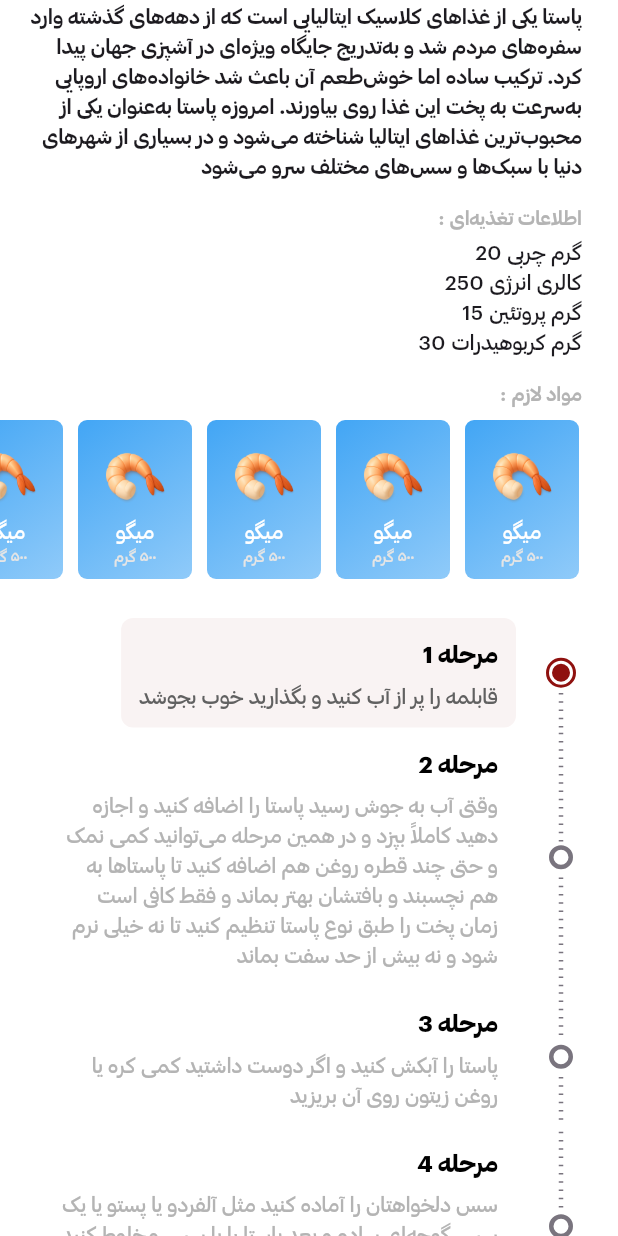
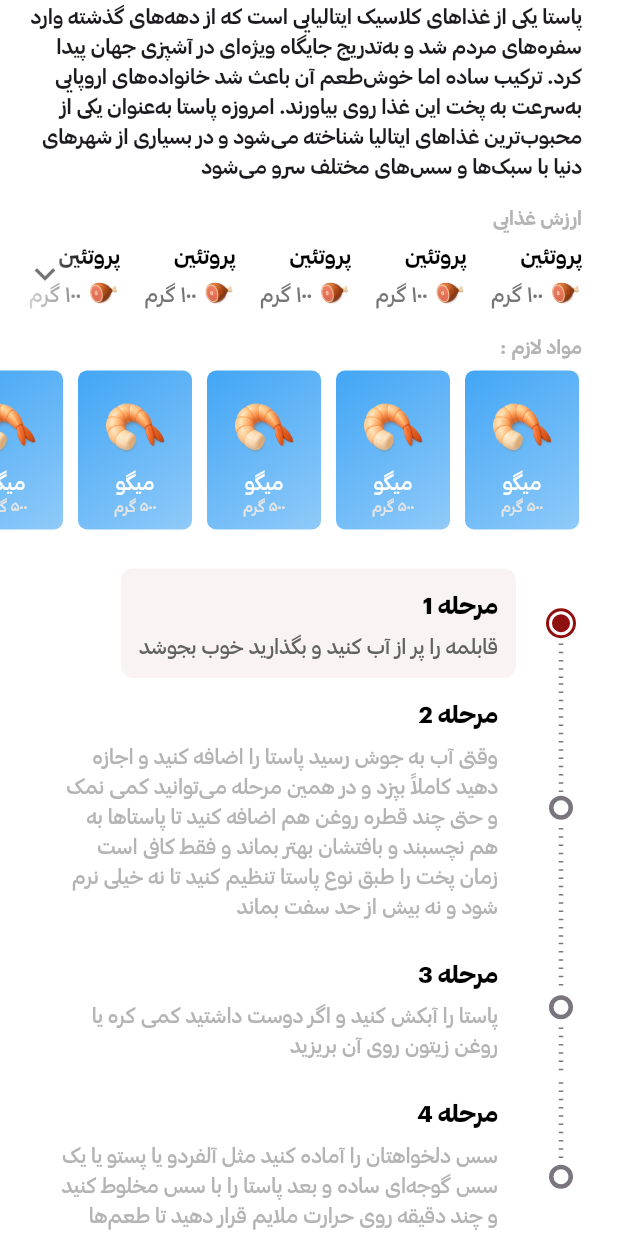
Before and after one commit to matinnajafi/mazeh_app, a Flutter app: the screen it shows after launch, scrolled down 343 dp, on a phone screen of 412 x 824 dp. Run offline on Flutter 3.47's test engine with Material 3 defaults, Android fonts, the phone set to English and light mode, and no system bars; our stand-ins replace carousel_slider, flutter_staggered_animations, fluttertoast, go_router, timelines_plus; missing offline and left inert: animated_analog_clock, fade_scroll_app_bar.

Commit message:
Fix nutritional value list layout

```diff
--- a/lib/features/recipe/presentation/screens/recipe_screen.dart
+++ b/lib/features/recipe/presentation/screens/recipe_screen.dart
@@ -99,35 +99,37 @@ class RecipeScreen extends StatelessWidget {
               ),
             ];
           },
-          body: const CustomScrollView(
+          body: CustomScrollView(
             slivers: [
-              SliverToBoxAdapter(
+              const SliverToBoxAdapter(
                 child: Padding(
-                  padding: EdgeInsets.only(right: 24, left: 12, bottom: 8),
+                  padding: EdgeInsets.only(right: 24, left: 12),
                   child: RecipeDescription(),
                 ),
               ),
+              const SliverPadding(padding: EdgeInsets.only(bottom: 16)),
               SliverToBoxAdapter(
                 child: Padding(
-                  padding: EdgeInsets.only(right: 24, top: 8, bottom: 2),
-                  child: RecipeNutritionTitle(),
+                  padding: EdgeInsets.only(right: 24, bottom: 4),
+                  child: const RecipeNutritionTitle(),
                 ),
               ),
+              const SliverToBoxAdapter(
+                child: Padding(
+                  padding: EdgeInsets.only(right: 24),
+                  child: NutritionExpandableList(),
+                ),
+              ),
+              const SliverPadding(padding: EdgeInsets.only(bottom: 16)),
               SliverToBoxAdapter(
                 child: Padding(
-                  padding: EdgeInsets.only(right: 24, left: 12, bottom: 8),
-                  child: RecipeNutritionInfo(),
+                  padding: EdgeInsets.only(right: 24, bottom: 4),
+                  child: const RecipeIngredientsTitle(),
                 ),
               ),
-              SliverToBoxAdapter(
-                child: Padding(
-                  padding: EdgeInsets.only(right: 24, top: 8, bottom: 6),
-                  child: RecipeIngredientsTitle(),
-                ),
-              ),
-              SliverToBoxAdapter(child: RecipeIngredientsList()),
-              SliverToBoxAdapter(child: InteractiveTimeline()),
-              SliverToBoxAdapter(
+              const SliverToBoxAdapter(child: RecipeIngredientsList()),
+              const SliverToBoxAdapter(child: InteractiveTimeline()),
+              const SliverToBoxAdapter(
                 child: Padding(
                   padding: EdgeInsets.only(
                     right: 24,
--- a/lib/features/recipe/presentation/widgets/recipe_nutrition.dart
+++ b/lib/features/recipe/presentation/widgets/recipe_nutrition.dart
@@ -1,35 +1,155 @@
 import 'package:flutter/material.dart';
 import 'package:mazeh_app/core/constants/app_color.dart';
 
-class RecipeNutritionInfo extends StatelessWidget {
-  const RecipeNutritionInfo({super.key});
+class NutritionExpandableList extends StatefulWidget {
+  const NutritionExpandableList({super.key});
+
+  @override
+  State<NutritionExpandableList> createState() =>
+      _NutritionExpandableListState();
+}
+
+class _NutritionExpandableListState extends State<NutritionExpandableList> {
+  bool isExpanded = false;
+
+  final items = List.generate(12, (i) => const NutritionItem());
+
+  static const double itemWidth = 65;
+  static const double itemSpacing = 12;
+
+  @override
+  Widget build(BuildContext context) {
+    return LayoutBuilder(
+      builder: (context, constraints) {
+        final double maxWidth = constraints.maxWidth;
+        final double fullItemWidth = itemWidth + itemSpacing;
+
+        final int itemsPerRow =
+            fullItemWidth == 0 ? items.length : maxWidth ~/ fullItemWidth;
+
+        final bool hasOverflow = itemsPerRow > 0 && items.length > itemsPerRow;
+
+        final collapsedItems =
+            hasOverflow ? items.take(itemsPerRow).toList() : items;
+
+        /// Safe row width (prevents negative values)
+        final double rowWidth =
+            collapsedItems.isEmpty
+                ? 0
+                : collapsedItems.length * itemWidth +
+                    (collapsedItems.length - 1) * itemSpacing;
+
+        return Stack(
+          children: [
+            AnimatedCrossFade(
+              duration: const Duration(milliseconds: 250),
+              crossFadeState:
+                  isExpanded
+                      ? CrossFadeState.showSecond
+                      : CrossFadeState.showFirst,
+
+              /// COLLAPSED → Row
+              firstChild: Row(
+                mainAxisAlignment: MainAxisAlignment.end,
+                crossAxisAlignment: CrossAxisAlignment.start,
+                children: [
+                  for (int i = 0; i < collapsedItems.length; i++) ...[
+                    SizedBox(width: itemWidth, child: collapsedItems[i]),
+                    if (i != collapsedItems.length - 1)
+                      const SizedBox(width: itemSpacing),
+                  ],
+                ],
+              ),
+
+              /// EXPANDED → Wrap (width locked to rowWidth)
+              secondChild: Align(
+                alignment: Alignment.centerRight,
+                child: SizedBox(
+                  width: rowWidth,
+                  child: Wrap(
+                    alignment: WrapAlignment.end,
+                    spacing: itemSpacing,
+                    runSpacing: 12,
+                    children: [
+                      for (final item in items)
+                        SizedBox(width: itemWidth, child: item),
+                    ],
+                  ),
+                ),
+              ),
+            ),
+
+            /// Shadow + Arrow (only when collapsed AND overflow exists)
+            if (hasOverflow && !isExpanded)
+              Positioned.fill(
+                child: Align(
+                  alignment: Alignment.centerLeft,
+                  child: GestureDetector(
+                    onTap: () => setState(() => isExpanded = true),
+                    child: Container(
+                      width: 60,
+                      decoration: BoxDecoration(
+                        gradient: LinearGradient(
+                          begin: Alignment.centerLeft,
+                          end: Alignment.centerRight,
+                          colors: [Colors.white, Colors.white.withOpacity(0.0)],
+                        ),
+                      ),
+                      child: const Center(
+                        child: Icon(
+                          Icons.keyboard_arrow_down,
+                          size: 28,
+                          color: Colors.black54,
+                        ),
+                      ),
+                    ),
+                  ),
+                ),
+              ),
+          ],
+        );
+      },
+    );
+  }
+}
+
+class NutritionItem extends StatelessWidget {
+  const NutritionItem({super.key});
 
   @override
   Widget build(BuildContext context) {
     return Column(
       mainAxisSize: MainAxisSize.min,
-      mainAxisAlignment: MainAxisAlignment.start,
       crossAxisAlignment: CrossAxisAlignment.end,
       children: [
-        Text(
-          textAlign: TextAlign.right,
-          '20 گرم چربی',
-          style: TextStyle(fontFamily: 'CM'),
+        const Text(
+          'پروتئین',
+          style: TextStyle(
+            color: Colors.black,
+            fontFamily: 'CSB',
+            fontSize: 15,
+          ),
         ),
-        Text(
-          textAlign: TextAlign.right,
-          '250 کالری انرژی',
-          style: TextStyle(fontFamily: 'CM'),
-        ),
-        Text(
-          textAlign: TextAlign.right,
-          '15 گرم پروتئین',
-          style: TextStyle(fontFamily: 'CM'),
-        ),
-        Text(
-          textAlign: TextAlign.right,
-          '30 گرم کربوهیدرات',
-          style: TextStyle(fontFamily: 'CM'),
+        const SizedBox(height: 4),
+        Row(
+          mainAxisSize: MainAxisSize.min,
+          children: [
+            Text(
+              '۱۰۰ گرم',
+              textDirection: TextDirection.rtl,
+              style: TextStyle(
+                color: Colors.grey[600],
+                fontFamily: 'CM',
+                fontSize: 14,
+              ),
+            ),
+            const SizedBox(width: 4),
+            SizedBox(
+              height: 22,
+              width: 22,
+              child: Image.asset('images/protein.png'),
+            ),
+          ],
         ),
       ],
     );
@@ -42,8 +162,8 @@ class RecipeNutritionTitle extends StatelessWidget {
   @override
   Widget build(BuildContext context) {
     return Text(
+      'ارزش غذایی',
       textAlign: TextAlign.end,
-      ': اطلاعات تغذیه‌ای',
       style: TextStyle(
         color: AppColor.greytextColor,
         fontFamily: 'CSB',
```
